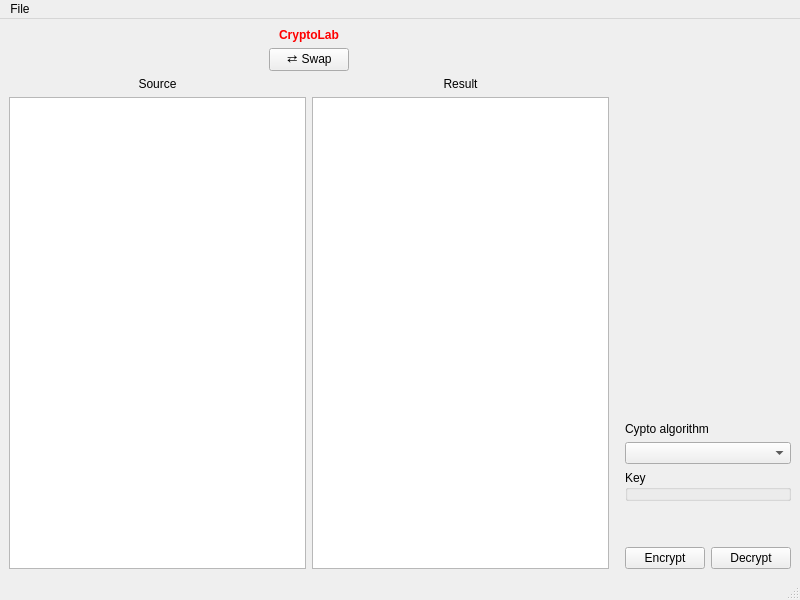
This is mainwindow.ui in krakenaut9/CryptoLab as Qt 5 draws it before an edit. The edited form follows.
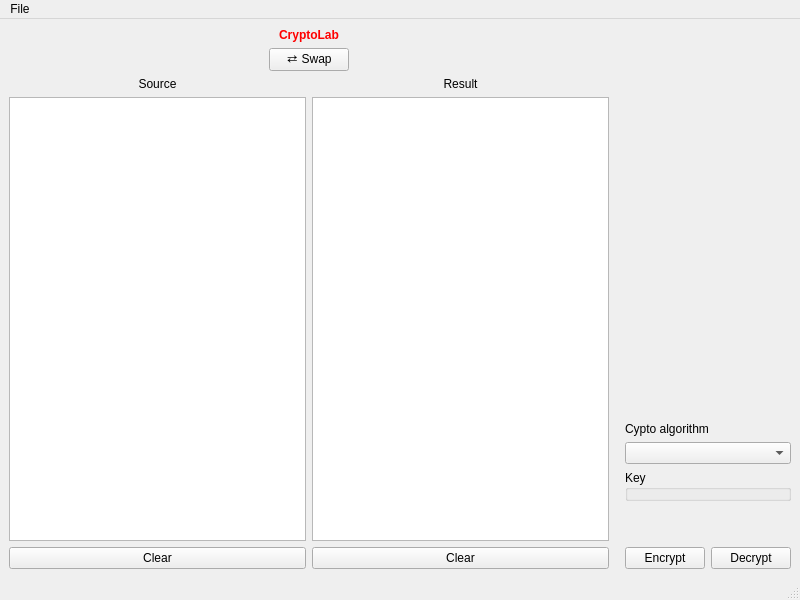
This is the edited form.

What changed in the file:
```diff
--- a/mainwindow.ui
+++ b/mainwindow.ui
@@ -70,12 +70,11 @@
       <item>
        <layout class="QHBoxLayout" name="horizontalLayout_2">
         <item>
-         <layout class="QVBoxLayout" name="verticalLayout_6">
+         <layout class="QVBoxLayout" name="sourceVerticalLayout">
           <item>
-           <widget class="QLabel" name="label_3">
-            <property name="layoutDirection">
-             <enum>Qt::LeftToRight</enum>
-            </property>
+           <layout class="QHBoxLayout" name="horizontalLayout_4">
+            <item>
+             <widget class="QLabel" name="label_5">
             <property name="text">
              <string>Source</string>
             </property>
@@ -84,6 +83,8 @@
             </property>
            </widget>
           </item>
+           </layout>
+          </item>
           <item>
            <widget class="QPlainTextEdit" name="sourcePlainTextEdit">
             <property name="documentTitle">
@@ -94,12 +95,21 @@
             </property>
            </widget>
           </item>
+          <item>
+           <widget class="QPushButton" name="sourceClearPushButton">
+            <property name="text">
+             <string>Clear</string>
+            </property>
+           </widget>
+          </item>
          </layout>
         </item>
         <item>
-         <layout class="QVBoxLayout" name="verticalLayout_5">
+         <layout class="QVBoxLayout" name="resultVerticalLayout">
           <item>
-           <widget class="QLabel" name="label_2">
+           <layout class="QHBoxLayout" name="horizontalLayout_5">
+            <item>
+             <widget class="QLabel" name="label_3">
             <property name="text">
              <string>Result</string>
             </property>
@@ -108,6 +118,8 @@
             </property>
            </widget>
           </item>
+           </layout>
+          </item>
           <item>
            <widget class="QPlainTextEdit" name="destinationPlainTextEdit">
             <property name="readOnly">
@@ -115,6 +127,13 @@
             </property>
            </widget>
           </item>
+          <item>
+           <widget class="QPushButton" name="resultClearPushButton">
+            <property name="text">
+             <string>Clear</string>
+            </property>
+           </widget>
+          </item>
          </layout>
         </item>
        </layout>
```
Lines whose indentation alone changed are shown as unchanged.
